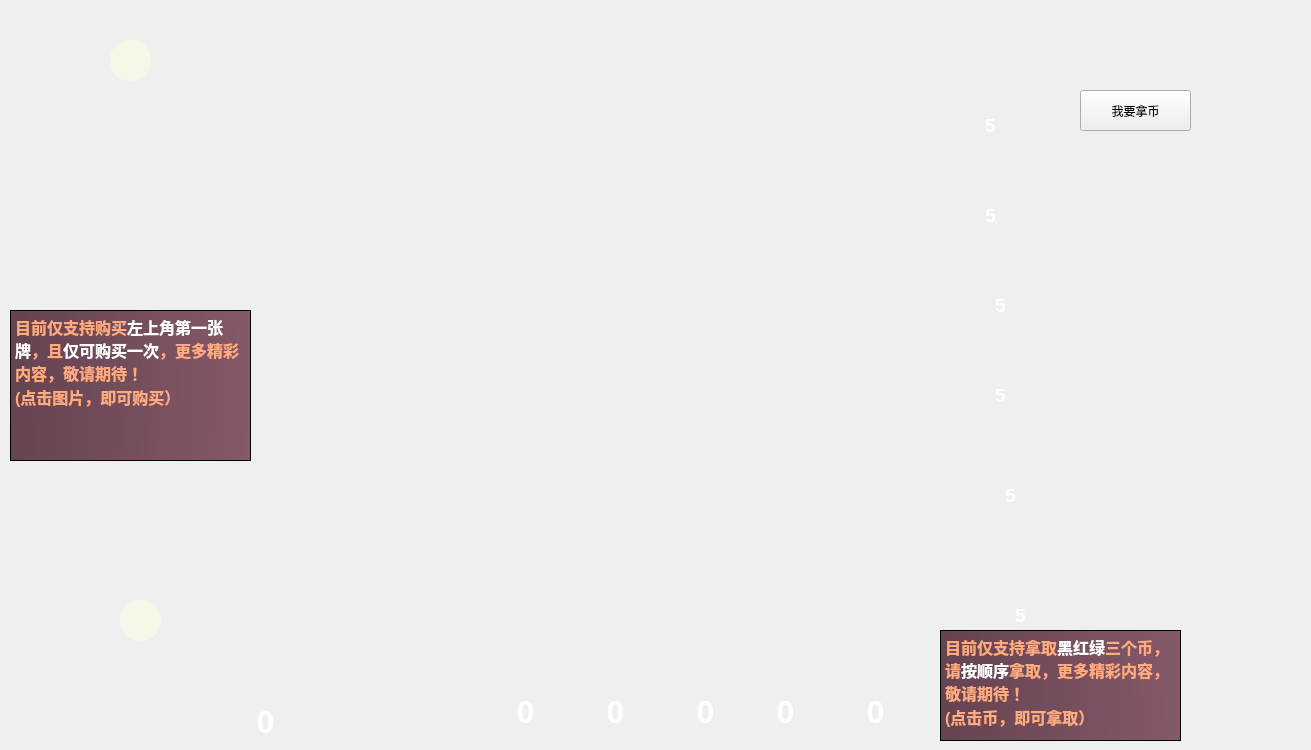
This is interface/gameinterface.ui in Jeeei/splendor-for-course as Qt 5 draws it before an edit. The edited form follows.
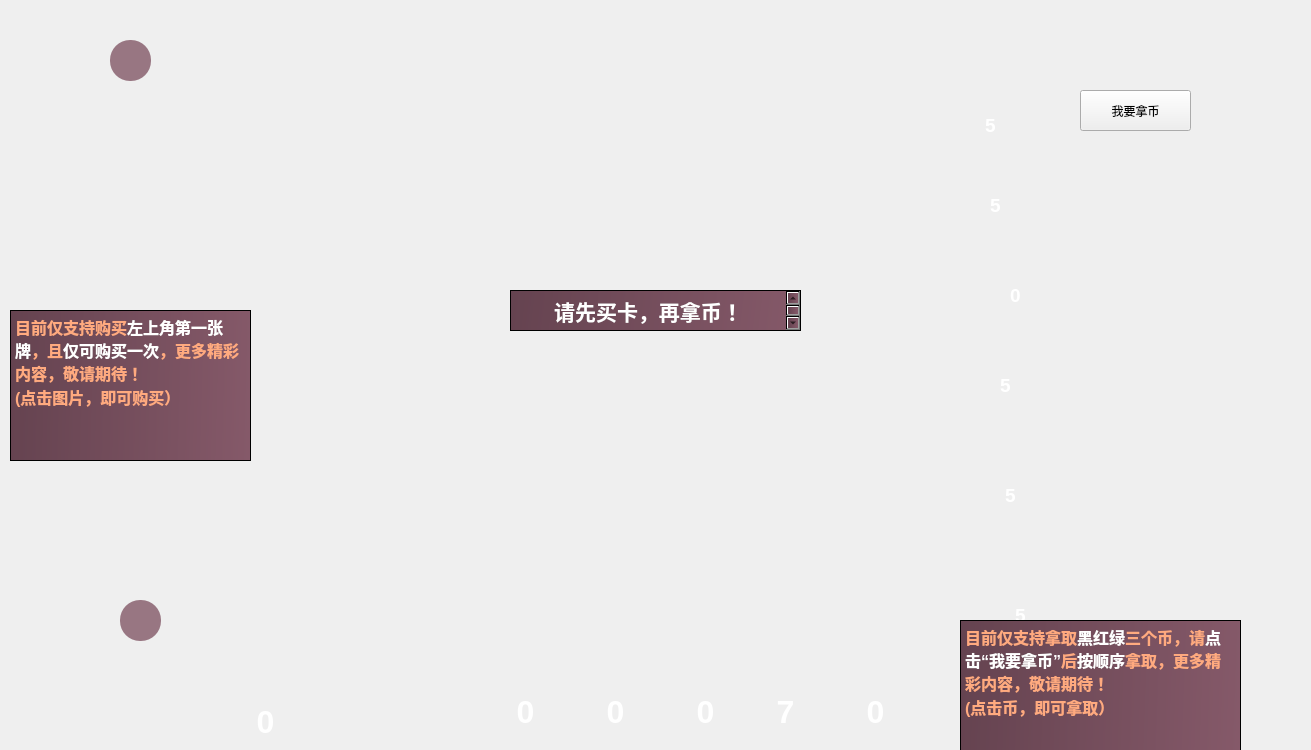
This is the edited form. Icons and pictures are not drawn.

Patch:
```diff
--- a/interface/gameinterface.ui
+++ b/interface/gameinterface.ui
@@ -261,9 +261,9 @@
    <property name="geometry">
     <rect>
      <x>970</x>
-     <y>200</y>
-     <width>41</width>
-     <height>41</height>
+     <y>190</y>
+     <width>51</width>
+     <height>51</height>
     </rect>
    </property>
    <property name="styleSheet">
@@ -282,9 +282,9 @@
   <widget class="QTextBrowser" name="red_num">
    <property name="geometry">
     <rect>
-     <x>980</x>
-     <y>290</y>
-     <width>41</width>
+     <x>990</x>
+     <y>280</y>
+     <width>51</width>
      <height>41</height>
     </rect>
    </property>
@@ -298,16 +298,16 @@
 &lt;html&gt;&lt;head&gt;&lt;meta name=&quot;qrichtext&quot; content=&quot;1&quot; /&gt;&lt;style type=&quot;text/css&quot;&gt;
 p, li { white-space: pre-wrap; }
 &lt;/style&gt;&lt;/head&gt;&lt;body style=&quot; font-family:'SimSun'; font-size:9pt; font-weight:400; font-style:normal;&quot;&gt;
-&lt;p align=&quot;center&quot; style=&quot; margin-top:0px; margin-bottom:0px; margin-left:0px; margin-right:0px; -qt-block-indent:0; text-indent:0px;&quot;&gt;&lt;span style=&quot; font-size:14pt; font-weight:600; color:#ffffff;&quot;&gt;5&lt;/span&gt;&lt;/p&gt;&lt;/body&gt;&lt;/html&gt;</string>
+&lt;p align=&quot;center&quot; style=&quot; margin-top:0px; margin-bottom:0px; margin-left:0px; margin-right:0px; -qt-block-indent:0; text-indent:0px;&quot;&gt;&lt;span style=&quot; font-size:14pt; font-weight:600; color:#ffffff;&quot;&gt;0&lt;/span&gt;&lt;/p&gt;&lt;/body&gt;&lt;/html&gt;</string>
    </property>
   </widget>
   <widget class="QTextBrowser" name="green_num">
    <property name="geometry">
     <rect>
      <x>980</x>
-     <y>380</y>
-     <width>41</width>
-     <height>41</height>
+     <y>370</y>
+     <width>51</width>
+     <height>51</height>
     </rect>
    </property>
    <property name="styleSheet">
@@ -485,7 +485,7 @@
 &lt;html&gt;&lt;head&gt;&lt;meta name=&quot;qrichtext&quot; content=&quot;1&quot; /&gt;&lt;style type=&quot;text/css&quot;&gt;
 p, li { white-space: pre-wrap; }
 &lt;/style&gt;&lt;/head&gt;&lt;body style=&quot; font-family:'SimSun'; font-size:9pt; font-weight:400; font-style:normal;&quot;&gt;
-&lt;p align=&quot;center&quot; style=&quot; margin-top:0px; margin-bottom:0px; margin-left:0px; margin-right:0px; -qt-block-indent:0; text-indent:0px;&quot;&gt;&lt;span style=&quot; font-size:24pt; font-weight:600; color:#ffffff;&quot;&gt;0&lt;/span&gt;&lt;/p&gt;&lt;/body&gt;&lt;/html&gt;</string>
+&lt;p align=&quot;center&quot; style=&quot; margin-top:0px; margin-bottom:0px; margin-left:0px; margin-right:0px; -qt-block-indent:0; text-indent:0px;&quot;&gt;&lt;span style=&quot; font-size:24pt; font-weight:600; color:#ffffff;&quot;&gt;7&lt;/span&gt;&lt;/p&gt;&lt;/body&gt;&lt;/html&gt;</string>
    </property>
   </widget>
   <widget class="QTextBrowser" name="black_have">
@@ -654,7 +654,7 @@
     </rect>
    </property>
    <property name="styleSheet">
-    <string notr="true">background-color:rgba(255, 255, 224,0.5);
+    <string notr="true">background-color:rgba(130, 87, 103,0.8);
 border-radius:20px</string>
    </property>
   </widget>
@@ -668,8 +668,9 @@
     </rect>
    </property>
    <property name="styleSheet">
-    <string notr="true">background-color:rgba(255, 255, 224,0.5);
-border-radius:20px</string>
+    <string notr="true">background-color:rgba(130, 87, 103,0.8);
+border-radius:20px
+</string>
    </property>
   </widget>
   <widget class="QTextBrowser" name="textBrowser">
@@ -696,10 +697,10 @@
   <widget class="QTextBrowser" name="textBrowser_2">
    <property name="geometry">
     <rect>
-     <x>940</x>
-     <y>630</y>
-     <width>241</width>
-     <height>111</height>
+     <x>960</x>
+     <y>620</y>
+     <width>281</width>
+     <height>131</height>
     </rect>
    </property>
    <property name="styleSheet">
@@ -710,7 +711,7 @@
 &lt;html&gt;&lt;head&gt;&lt;meta name=&quot;qrichtext&quot; content=&quot;1&quot; /&gt;&lt;style type=&quot;text/css&quot;&gt;
 p, li { white-space: pre-wrap; }
 &lt;/style&gt;&lt;/head&gt;&lt;body style=&quot; font-family:'SimSun'; font-size:9pt; font-weight:400; font-style:normal;&quot;&gt;
-&lt;p style=&quot; margin-top:0px; margin-bottom:0px; margin-left:0px; margin-right:0px; -qt-block-indent:0; text-indent:0px;&quot;&gt;&lt;span style=&quot; font-size:12pt; font-weight:600; color:#ffaa7f;&quot;&gt;目前仅支持拿取&lt;/span&gt;&lt;span style=&quot; font-size:12pt; font-weight:600; color:#ffffff;&quot;&gt;黑红绿&lt;/span&gt;&lt;span style=&quot; font-size:12pt; font-weight:600; color:#ffaa7f;&quot;&gt;三个币，请&lt;/span&gt;&lt;span style=&quot; font-size:12pt; font-weight:600; color:#ffffff;&quot;&gt;按顺序&lt;/span&gt;&lt;span style=&quot; font-size:12pt; font-weight:600; color:#ffaa7f;&quot;&gt;拿取，更多精彩内容，敬请期待！&lt;/span&gt;&lt;/p&gt;
+&lt;p style=&quot; margin-top:0px; margin-bottom:0px; margin-left:0px; margin-right:0px; -qt-block-indent:0; text-indent:0px;&quot;&gt;&lt;span style=&quot; font-size:12pt; font-weight:600; color:#ffaa7f;&quot;&gt;目前仅支持拿取&lt;/span&gt;&lt;span style=&quot; font-size:12pt; font-weight:600; color:#ffffff;&quot;&gt;黑红绿&lt;/span&gt;&lt;span style=&quot; font-size:12pt; font-weight:600; color:#ffaa7f;&quot;&gt;三个币，请&lt;/span&gt;&lt;span style=&quot; font-size:12pt; font-weight:600; color:#ffffff;&quot;&gt;点击“我要拿币”&lt;/span&gt;&lt;span style=&quot; font-size:12pt; font-weight:600; color:#ffaa7f;&quot;&gt;后&lt;/span&gt;&lt;span style=&quot; font-size:12pt; font-weight:600; color:#ffffff;&quot;&gt;按顺序&lt;/span&gt;&lt;span style=&quot; font-size:12pt; font-weight:600; color:#ffaa7f;&quot;&gt;拿取，更多精彩内容，敬请期待！&lt;/span&gt;&lt;/p&gt;
 &lt;p style=&quot; margin-top:0px; margin-bottom:0px; margin-left:0px; margin-right:0px; -qt-block-indent:0; text-indent:0px;&quot;&gt;&lt;span style=&quot; font-size:12pt; font-weight:600; color:#ffaa7f;&quot;&gt;(点击币，即可拿取）&lt;/span&gt;&lt;/p&gt;&lt;/body&gt;&lt;/html&gt;</string>
    </property>
   </widget>
@@ -727,6 +728,26 @@
     <string>我要拿币</string>
    </property>
   </widget>
+  <widget class="QTextBrowser" name="textBrowser_3">
+   <property name="geometry">
+    <rect>
+     <x>510</x>
+     <y>290</y>
+     <width>291</width>
+     <height>41</height>
+    </rect>
+   </property>
+   <property name="styleSheet">
+    <string notr="true">background-color: qlineargradient(spread:pad, x1:0, y1:0.523, x2:1, y2:0.54, stop:0 rgba(101, 67, 80, 255), stop:1 rgba(133, 89, 105, 255));</string>
+   </property>
+   <property name="html">
+    <string>&lt;!DOCTYPE HTML PUBLIC &quot;-//W3C//DTD HTML 4.0//EN&quot; &quot;http://www.w3.org/TR/REC-html40/strict.dtd&quot;&gt;
+&lt;html&gt;&lt;head&gt;&lt;meta name=&quot;qrichtext&quot; content=&quot;1&quot; /&gt;&lt;style type=&quot;text/css&quot;&gt;
+p, li { white-space: pre-wrap; }
+&lt;/style&gt;&lt;/head&gt;&lt;body style=&quot; font-family:'SimSun'; font-size:9pt; font-weight:400; font-style:normal;&quot;&gt;
+&lt;p align=&quot;center&quot; style=&quot; margin-top:0px; margin-bottom:0px; margin-left:0px; margin-right:0px; -qt-block-indent:0; text-indent:0px;&quot;&gt;&lt;span style=&quot; font-size:16pt; font-weight:600; color:#ffffff;&quot;&gt;请先买卡，再拿币！&lt;/span&gt;&lt;/p&gt;&lt;/body&gt;&lt;/html&gt;</string>
+   </property>
+  </widget>
   <zorder>background</zorder>
   <zorder>card1_1</zorder>
   <zorder>card1_2</zorder>
@@ -764,6 +785,7 @@
   <zorder>textBrowser</zorder>
   <zorder>textBrowser_2</zorder>
   <zorder>toolButton</zorder>
+  <zorder>textBrowser_3</zorder>
  </widget>
  <layoutdefault spacing="6" margin="11"/>
  <resources/>
```
